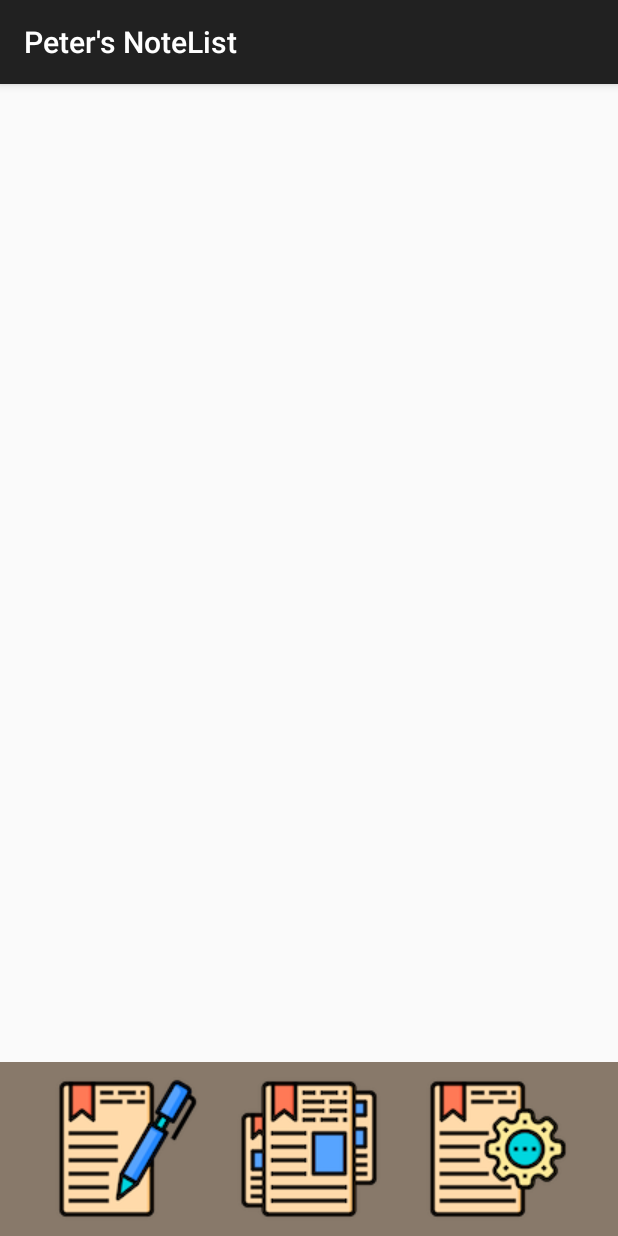
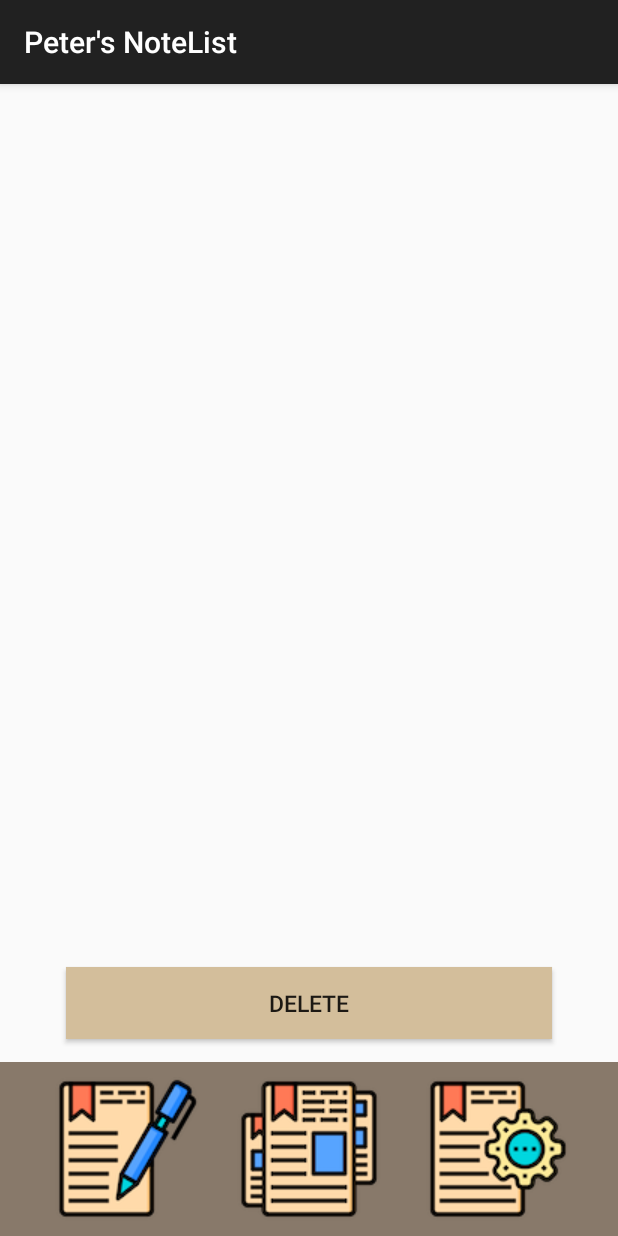
Before and after one commit to pkim17/NoteList, an Android app: the NoteListActivity screen opened directly, with no data from a screen before it, on a phone screen of 412 x 824 dp. Run offline under Robolectric (Android 15) with nearby library versions, the phone set to English and light mode, and no system bars.

Commit message:
Project COMPLETE
added Delete functionality in NoteListActivity

```diff
--- a/app/src/main/java/com/example/notelist/AddNoteActivity.java
+++ b/app/src/main/java/com/example/notelist/AddNoteActivity.java
@@ -222,5 +222,4 @@ public class AddNoteActivity extends AppCompatActivity {
 
     }
 
-
 }
--- a/app/src/main/java/com/example/notelist/NoteAdapter.java
+++ b/app/src/main/java/com/example/notelist/NoteAdapter.java
@@ -46,6 +46,10 @@ public class NoteAdapter extends ArrayAdapter<Note> {
             else if (note.getPriority() == 1) {
                 noteTextPriority.setText("Low");
             }
+
+            TextView noteTextBody = v.findViewById(R.id.textViewBodyText);
+            noteTextBody.setText(note.getNoteBodyText());
+
         }
         catch (Exception e)   {
             e.printStackTrace();
@@ -85,7 +89,7 @@ public class NoteAdapter extends ArrayAdapter<Note> {
             db.close();
         }
         catch (Exception e) {
-            Toast.makeText(adapterContext, "Delete Contact Failed", Toast.LENGTH_LONG).show();
+            Toast.makeText(adapterContext, "Delete Note Failed", Toast.LENGTH_LONG).show();
         }
         this.notifyDataSetChanged();
     }
--- a/app/src/main/java/com/example/notelist/NoteListActivity.java
+++ b/app/src/main/java/com/example/notelist/NoteListActivity.java
@@ -29,6 +29,7 @@ public class NoteListActivity extends AppCompatActivity {
         initListButton();
         initSettingsButton();
         initItemClick();
+        initDeleteButton();
 
     }
 
@@ -99,41 +100,41 @@ public class NoteListActivity extends AppCompatActivity {
         });
     }
 
-
+    private void initDeleteButton() {
+        final Button deleteButton = (Button) findViewById(R.id.buttonNoteListDelete);
+        deleteButton.setOnClickListener(new View.OnClickListener() {
+            @Override
+            public void onClick(View view) {
+                if (isDeleting) {
+                    deleteButton.setText("Delete");
+                    isDeleting = false;
+                    adapter.notifyDataSetChanged();
+                }
+                else {
+                    deleteButton.setText("Done Deleting");
+                    isDeleting = true;
+                }
+            }
+        });
+    }
 
     private void initItemClick()    {
         ListView listView = (ListView) findViewById(R.id.listViewNotes);
-
-        listView.setLongClickable(true);
-
-        listView.setOnItemLongClickListener(new AdapterView.OnItemLongClickListener() {
-            @Override
-            public boolean onItemLongClick(AdapterView<?> parent, View itemClicked, int position, long id) {
-
-                Note selectedNote = notes.get(position);
-
-                adapter.showDelete(position, itemClicked, NoteListActivity.this, selectedNote);
-
-                return false;
-
-            }
-        });
-
         listView.setOnItemClickListener(new AdapterView.OnItemClickListener() {
             @Override
             public void onItemClick(AdapterView<?> parent, View itemClicked, int position, long id) {
-
                 Note selectedNote = notes.get(position);
 
-                Intent intent = new Intent(NoteListActivity.this, AddNoteActivity.class);
-                intent.putExtra("noteid", selectedNote.getNoteId());
-                startActivity(intent);
-
+                if (isDeleting) {
+                    adapter.showDelete(position, itemClicked, NoteListActivity.this, selectedNote);
+                }
+                else {
+                    Intent intent = new Intent(NoteListActivity.this, AddNoteActivity.class);
+                    intent.putExtra("noteid", selectedNote.getNoteId());
+                    startActivity(intent);
+                }
             }
         });
-
-
-
     }
 
 
--- a/app/src/main/java/com/example/notelist/SettingsActivity.java
+++ b/app/src/main/java/com/example/notelist/SettingsActivity.java
@@ -145,7 +145,7 @@ public class SettingsActivity extends AppCompatActivity {
                 else {
                     getSharedPreferences("MyNoteListPreferences",
                             Context.MODE_PRIVATE).edit()
-                            .putString("sortorder", "DESC").commit();
+                            .putString("sortorder", "DSC").commit();
                 }
             }
         });
--- a/app/src/main/res/layout/activity_note.xml
+++ b/app/src/main/res/layout/activity_note.xml
@@ -103,6 +103,7 @@
 
 
         </RelativeLayout>
+
     </ScrollView>
 
     <RelativeLayout
@@ -178,8 +179,8 @@
             android:layout_height="wrap_content"
             android:text="@string/textSave"
             android:layout_alignParentBottom="true"
+            android:layout_marginBottom="15dp"
             android:layout_centerHorizontal="true"
-            android:layout_marginBottom="15dp"
             android:ems="18"
             android:textSize="15dp"
             android:background="@color/color_save_background"
--- a/app/src/main/res/layout/activity_note_list.xml
+++ b/app/src/main/res/layout/activity_note_list.xml
@@ -59,7 +59,30 @@
         android:layout_alignParentLeft="true"
         android:layout_alignParentStart="true"
         android:layout_alignParentTop="true"
-        android:layout_above="@+id/navbar" />
+        android:layout_above="@+id/deleteArea" />
+
+    <RelativeLayout
+        android:id="@+id/deleteArea"
+        android:layout_width="match_parent"
+        android:layout_height="wrap_content"
+        android:layout_above="@+id/navbar" >
+
+
+        <Button
+            android:id="@+id/buttonNoteListDelete"
+            android:layout_width="wrap_content"
+            android:layout_height="wrap_content"
+            android:text="@string/textDelete"
+            android:layout_centerHorizontal="true"
+            android:layout_marginTop="15dp"
+            android:layout_marginBottom="15dp"
+            android:ems="18"
+            android:textSize="15dp"
+            android:background="@color/color_save_background" />
+
+    </RelativeLayout>
+
+
 
 
 </RelativeLayout>
--- a/app/src/main/res/values/strings.xml
+++ b/app/src/main/res/values/strings.xml
@@ -5,6 +5,7 @@
     <string name="textNotes">Notes: </string>
     <string name="textTitle">Title</string>
     <string name="textEnterTextHere">Enter Text Here</string>
+    <string name="textBodyText">Body Text</string>
     <string name="textSave">Save</string>
     <string name="textPriority">Priority</string>
     <string name="textHigh">High</string>
@@ -20,6 +21,6 @@
     <string name="radioAscending">Ascending</string>
     <string name="radioDescending">Descending</string>
 
-    <string name="textButtonDeleteContact">Delete</string>
+    <string name="textDelete">Delete</string>
 
 </resources>
```
Also changed, not shown: app/src/main/res/layout/list_note_item.xml (+15 -4 lines).
